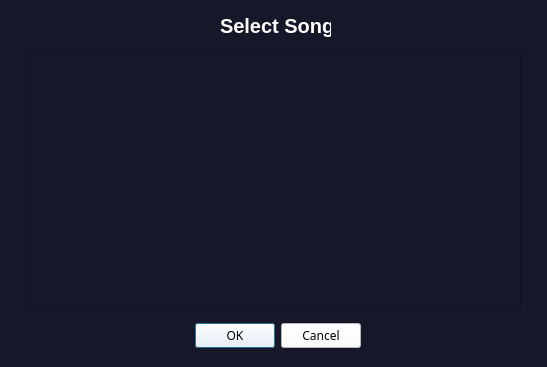
Qt form forms/selectsongdialog.ui (whatdislol/Symmo) before a commit.
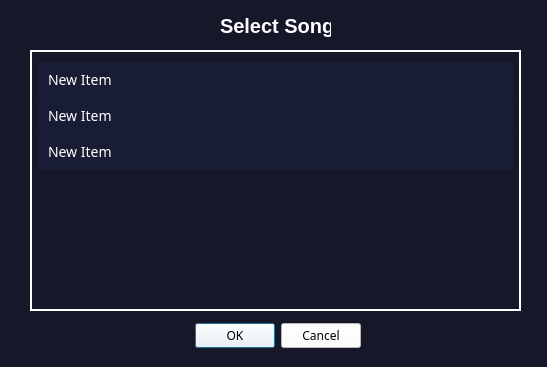
The same form after that commit.

Commit message: design QListWidget and QListWidgetItem

Diff of the .ui file:
```diff
--- a/forms/selectsongdialog.ui
+++ b/forms/selectsongdialog.ui
@@ -50,6 +50,25 @@
     font: 14px;
     color: rgb(255, 255, 255);
     font: regular Gotham;
+	border: 2px solid white;
+	padding: 10px 5px;
+}
+
+QListWidget::item {
+	background-color: #181c34;
+	color: white;
+	border-radius: 5px;
+	padding: 8px;
+	outline: none;
+}
+
+QListWidget::item::hover {
+	background-color: #31304D;
+}
+
+QListWidget::item::selected {
+	background-color: #424769;
+	border: none;
 }
 
 QScrollBar:vertical {              
@@ -59,11 +78,11 @@
             margin: 0px;
         }
         QScrollBar::handle:vertical {
-            background:white;
+            background:#424769;
             min-height: 0px;
         }
         QScrollBar::add-line:vertical {
-            background:white;
+            background:#424769;
             height: 0px;
             subcontrol-position: bottom;
             subcontrol-origin: margin;
@@ -71,7 +90,7 @@
 			border-bottom-right-radius: 7px;
         }
         QScrollBar::sub-line:vertical {
-            background: white;
+            background: #424769;
             height: 0 px;
             subcontrol-position: top;
             subcontrol-origin: margin;
@@ -84,33 +103,47 @@
 QScrollBar:horizontal {              
             border: none;
             background:#23263D;
-            width:3px;
+            height:3px;
             margin: 0px;
         }
         QScrollBar::handle:horizontal {
-            background:white;
-            min-height: 0px;
+            background:#424769;
+            min-width: 0px;
         }
         QScrollBar::add-line:horizontal {
-            background:white;
-            height: 0px;
+            background:#424769;
+            width: 0px;
             subcontrol-position: bottom;
             subcontrol-origin: margin;
-			border-bottom-left-radius: 7px;
-			border-bottom-right-radius: 7px;
         }
         QScrollBar::sub-line:horizontal {
-            background: white;
-            height: 0 px;
+            background: #424769;
+            width: 0 px;
             subcontrol-position: top;
             subcontrol-origin: margin;
-			border-top-left-radius: 7px;
-			border-top-right-radius: 7px;
-        }</string>
+        }
+	QScrollBar::add-page:horizontal, QScrollBar::sub-page:horizontal {
+background:none;
+}</string>
    </property>
    <property name="spacing">
     <number>4</number>
    </property>
+   <item>
+    <property name="text">
+     <string>New Item</string>
+    </property>
+   </item>
+   <item>
+    <property name="text">
+     <string>New Item</string>
+    </property>
+   </item>
+   <item>
+    <property name="text">
+     <string>New Item</string>
+    </property>
+   </item>
   </widget>
   <widget class="QLabel" name="label_SelectSong">
    <property name="geometry">
```
The commit also changes 1 other file.
